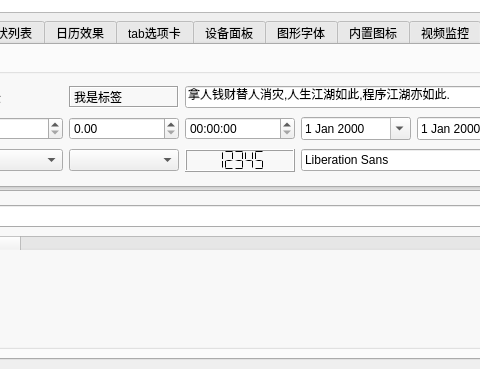
Before: the Qt Designer form styledemo/frmmain.ui in feiyangqingyun/QWidgetDemo, drawn with Qt 5; both pictures show x 325 to 805 and y 354 to 723 of the 978 by 723 pixel window.
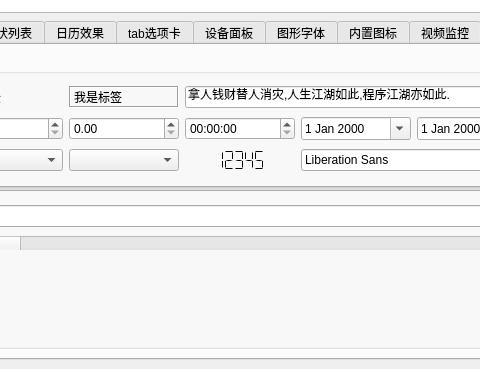
After: the same form once the commit is applied.

What changed in the file:
```diff
--- a/styledemo/frmmain.ui
+++ b/styledemo/frmmain.ui
@@ -396,6 +396,9 @@
               </item>
               <item row="2" column="2">
                <widget class="QLCDNumber" name="lcdNumber">
+                <property name="frameShape">
+                 <enum>QFrame::NoFrame</enum>
+                </property>
                 <property name="digitCount">
                  <number>5</number>
                 </property>
```
